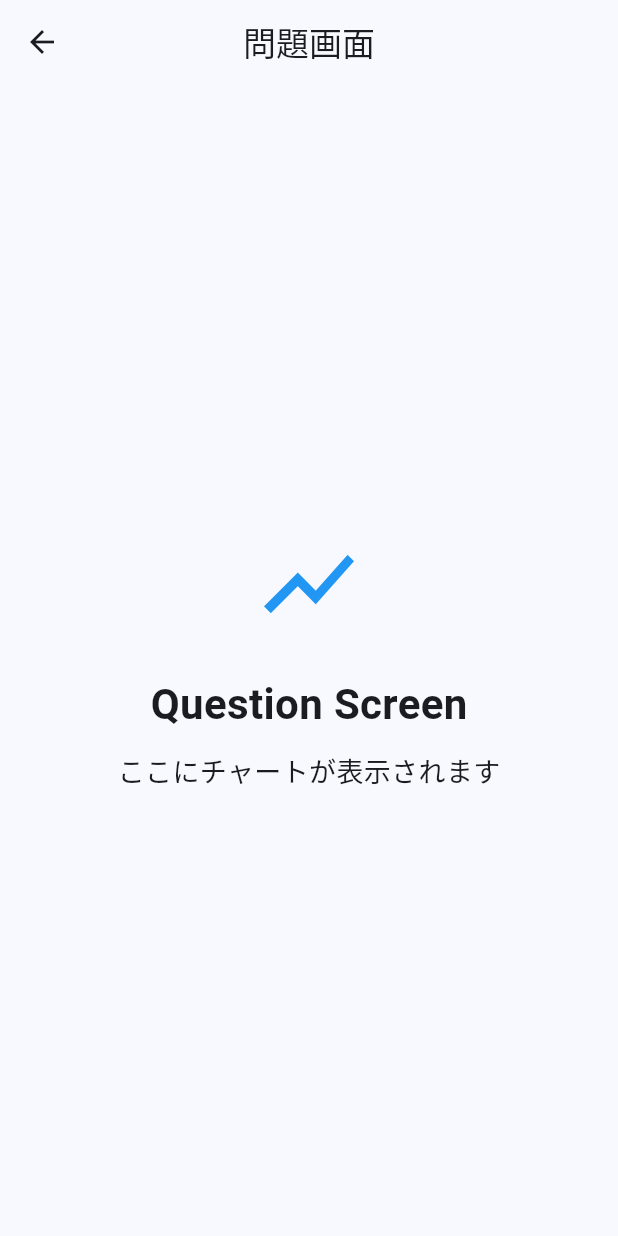
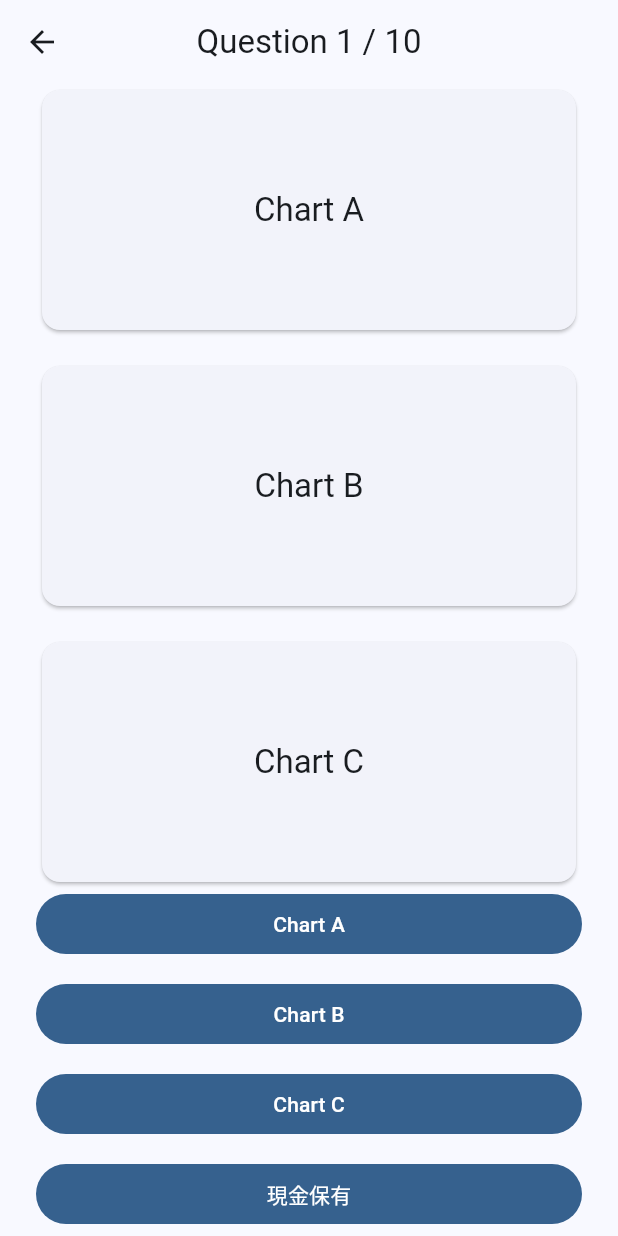
Before and after one commit to itoso0315/stock_prediction_game, a Flutter app: the QuestionScreen screen opened directly, on a phone screen of 412 x 824 dp. Run offline on Flutter 3.47's test engine with Material 3 defaults, Android fonts, the phone set to English and light mode, and no system bars.

Commit message:
feat: implement Task020 question screen UI

```diff
--- /dev/null
+++ b/frontend/lib/models/question.dart
@@ -0,0 +1,13 @@
+class Question {
+  final int currentNumber;
+  final int totalQuestions;
+  final List<String> chartLabels;
+  final List<String> answerLabels;
+
+  const Question({
+    required this.currentNumber,
+    required this.totalQuestions,
+    required this.chartLabels,
+    required this.answerLabels,
+  });
+}
--- a/frontend/lib/screens/question_screen.dart
+++ b/frontend/lib/screens/question_screen.dart
@@ -1,40 +1,63 @@
+import 'package:flutter/material.dart';
 
-
-import 'package:flutter/material.dart';
+import '../models/question.dart';
+import '../widgets/answer_button.dart';
+import '../widgets/chart_card.dart';
 
 class QuestionScreen extends StatelessWidget {
   const QuestionScreen({super.key});
+
+  static const Question _question = Question(
+    currentNumber: 1,
+    totalQuestions: 10,
+    chartLabels: ['Chart A', 'Chart B', 'Chart C'],
+    answerLabels: ['Chart A', 'Chart B', 'Chart C', '現金保有'],
+  );
 
   @override
   Widget build(BuildContext context) {
     return Scaffold(
       appBar: AppBar(
-        title: const Text('問題画面'),
+        title: Text(
+          'Question ${_question.currentNumber} / ${_question.totalQuestions}',
+        ),
         centerTitle: true,
       ),
-      body: const Center(
-        child: Column(
-          mainAxisAlignment: MainAxisAlignment.center,
-          children: [
-            Icon(
-              Icons.show_chart,
-              size: 72,
-              color: Colors.blue,
-            ),
-            SizedBox(height: 24),
-            Text(
-              'Question Screen',
-              style: TextStyle(
-                fontSize: 28,
-                fontWeight: FontWeight.bold,
+      body: SafeArea(
+        child: SingleChildScrollView(
+          child: Center(
+            child: ConstrainedBox(
+              constraints: const BoxConstraints(maxWidth: 800),
+              child: Padding(
+                padding: const EdgeInsets.symmetric(horizontal: 24),
+                child: Column(
+                  children: [
+                    for (
+                      var index = 0;
+                      index < _question.chartLabels.length;
+                      index++
+                    ) ...[
+                      ChartCard(label: _question.chartLabels[index]),
+                      if (index < _question.chartLabels.length - 1)
+                        const SizedBox(height: 16),
+                    ],
+                    for (
+                      var index = 0;
+                      index < _question.answerLabels.length;
+                      index++
+                    ) ...[
+                      AnswerButton(
+                        label: _question.answerLabels[index],
+                        onPressed: () {},
+                      ),
+                      if (index < _question.answerLabels.length - 1)
+                        const SizedBox(height: 12),
+                    ],
+                  ],
+                ),
               ),
             ),
-            SizedBox(height: 12),
-            Text(
-              'ここにチャートが表示されます',
-              style: TextStyle(fontSize: 18),
-            ),
-          ],
+          ),
         ),
       ),
     );
--- a/frontend/lib/widgets/answer_button.dart
+++ b/frontend/lib/widgets/answer_button.dart
@@ -0,0 +1,16 @@
+import 'package:flutter/material.dart';
+
+class AnswerButton extends StatelessWidget {
+  final String label;
+  final VoidCallback onPressed;
+
+  const AnswerButton({super.key, required this.label, required this.onPressed});
+
+  @override
+  Widget build(BuildContext context) {
+    return SizedBox(
+      width: double.infinity,
+      child: FilledButton(onPressed: onPressed, child: Text(label)),
+    );
+  }
+}
--- a/frontend/lib/widgets/chart_card.dart
+++ b/frontend/lib/widgets/chart_card.dart
@@ -0,0 +1,20 @@
+import 'package:flutter/material.dart';
+
+class ChartCard extends StatelessWidget {
+  final String label;
+
+  const ChartCard({super.key, required this.label});
+
+  @override
+  Widget build(BuildContext context) {
+    return Card(
+      child: SizedBox(
+        height: 160,
+        width: double.infinity,
+        child: Center(
+          child: Text(label, style: Theme.of(context).textTheme.titleLarge),
+        ),
+      ),
+    );
+  }
+}
```
Also changed, not shown: 3 other files.
